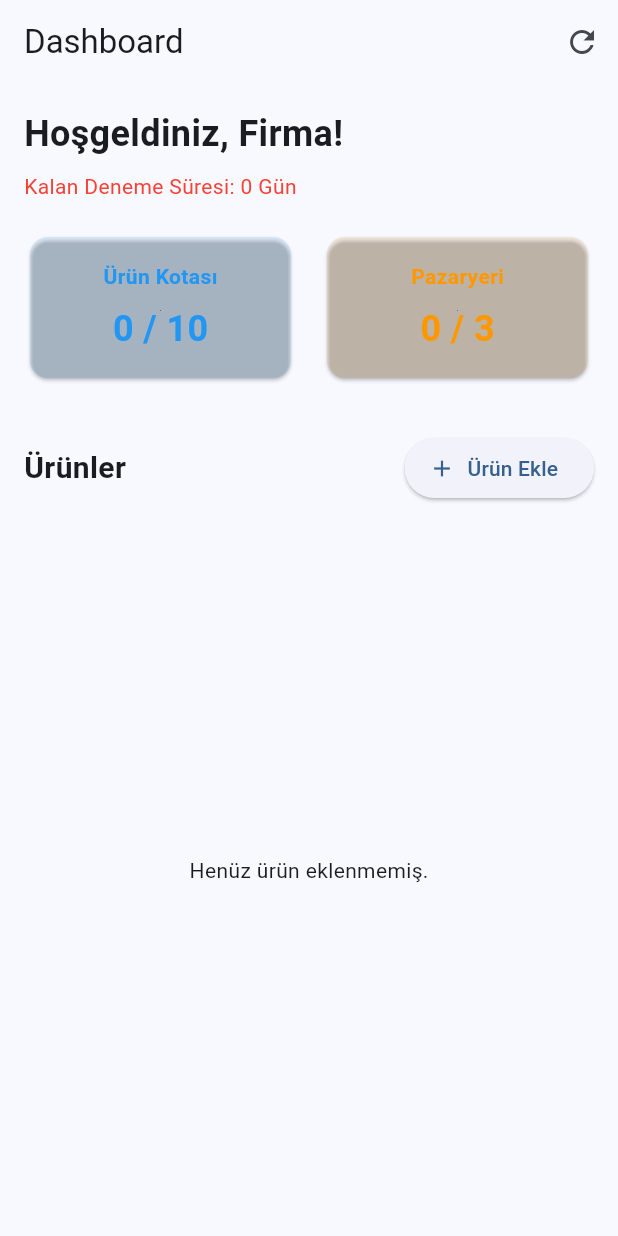
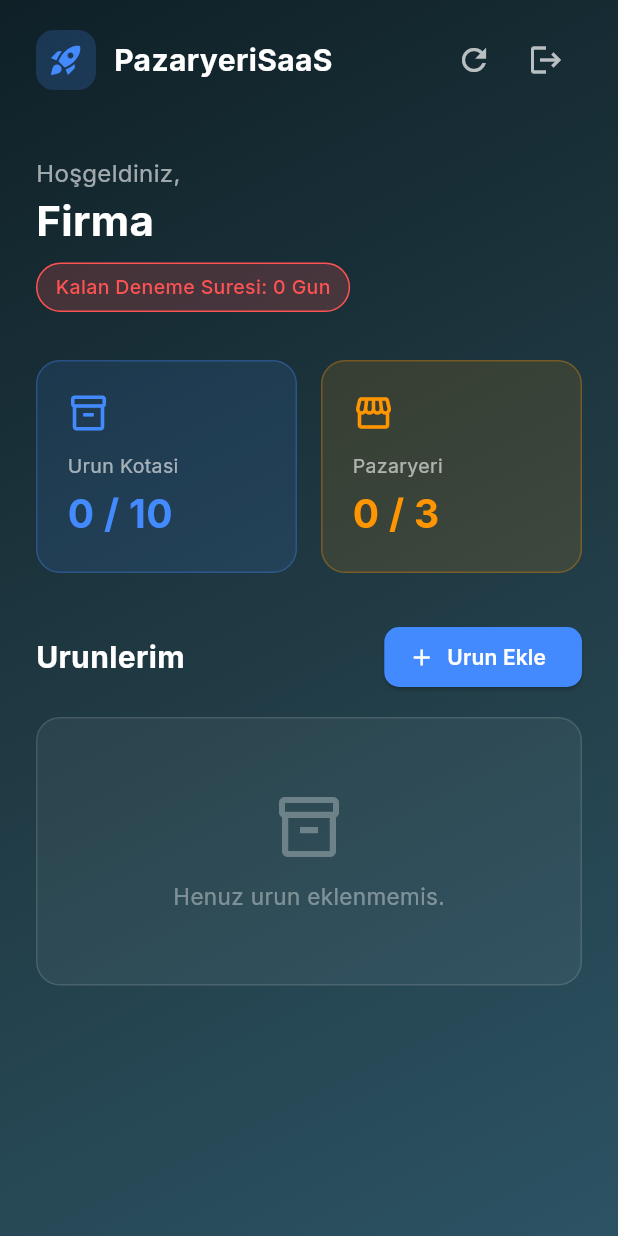
Before and after one commit to osmangdk/PazaryeriSaaS-Web, a Flutter app: the DashboardScreen screen opened by its route, on a phone screen of 412 x 824 dp. Run offline on Flutter 3.47's test engine with Material 3 defaults, Android fonts, the phone set to English and light mode, and no system bars; our stand-ins replace dio, flutter_riverpod, go_router, google_fonts, shared_preferences; accounts and stored records are empty; network calls fail.

Commit message:
UI: Dark gradient theme for dashboard

```diff
--- a/lib/ui/screens/dashboard_screen.dart
+++ b/lib/ui/screens/dashboard_screen.dart
@@ -1,5 +1,8 @@
 import 'package:flutter/material.dart';
 import 'package:frontend/data/api_service.dart';
+import 'package:go_router/go_router.dart';
+import 'package:google_fonts/google_fonts.dart';
+import 'package:shared_preferences/shared_preferences.dart';
 
 class DashboardScreen extends StatefulWidget {
   const DashboardScreen({super.key});
@@ -24,7 +27,6 @@ class _DashboardScreenState extends State<DashboardScreen> {
     setState(() => _isLoading = true);
     final metrics = await _apiService.getDashboardMetrics();
     final products = await _apiService.getProducts();
-
     setState(() {
       _metrics = metrics;
       _products = products;
@@ -32,12 +34,14 @@ class _DashboardScreenState extends State<DashboardScreen> {
     });
   }
 
+  Future<void> _logout() async {
+    final prefs = await SharedPreferences.getInstance();
+    await prefs.remove('jwt_token');
+    if (mounted) context.go('/login');
+  }
+
   @override
   Widget build(BuildContext context) {
-    if (_isLoading) {
-      return const Scaffold(body: Center(child: CircularProgressIndicator()));
-    }
-
     final String companyName = _metrics?['companyName'] ?? 'Firma';
     final int productCount = _metrics?['productCount'] ?? 0;
     final int productLimit = _metrics?['productLimit'] ?? 10;
@@ -46,85 +50,110 @@ class _DashboardScreenState extends State<DashboardScreen> {
     final int daysLeft = _metrics?['daysLeft'] ?? 0;
 
     return Scaffold(
-      appBar: AppBar(
-        title: const Text('Dashboard'),
-        actions: [
-          IconButton(icon: const Icon(Icons.refresh), onPressed: _loadData),
+      body: Container(
+        decoration: const BoxDecoration(
+          gradient: LinearGradient(
+            colors: [Color(0xFF0F2027), Color(0xFF203A43), Color(0xFF2C5364)],
+            begin: Alignment.topLeft,
+            end: Alignment.bottomRight,
+          ),
+        ),
+        child: SafeArea(
+          child: Column(
+            children: [
+              Padding(
+                padding: const EdgeInsets.symmetric(horizontal: 24, vertical: 16),
+                child: Row(
+                  children: [
+                    Container(
+                      padding: const EdgeInsets.all(8),
+                      decoration: BoxDecoration(
+                        color: Colors.blueAccent.withOpacity(0.2),
+                        borderRadius: BorderRadius.circular(12),
+                      ),
+                      child: const Icon(Icons.rocket_launch, color: Colors.blueAccent, size: 24),
+                    ),
+                    const SizedBox(width: 12),
+                    Text('PazaryeriSaaS', style: GoogleFonts.inter(color: Colors.white, fontSize: 20, fontWeight: FontWeight.bold)),
+                    const Spacer(),
+                    IconButton(icon: const Icon(Icons.refresh, color: Colors.white70), onPressed: _loadData),
+                    IconButton(icon: const Icon(Icons.logout, color: Colors.white70), onPressed: _logout),
                   ],
                 ),
-      body: Padding(
-        padding: const EdgeInsets.all(16.0),
+              ),
+              Expanded(
+                child: _isLoading
+                    ? const Center(child: CircularProgressIndicator(color: Colors.blueAccent))
+                    : SingleChildScrollView(
+                        padding: const EdgeInsets.all(24),
                         child: Column(
                           crossAxisAlignment: CrossAxisAlignment.start,
                           children: [
-            Text('Hoşgeldiniz, $companyName!', style: const TextStyle(fontSize: 24, fontWeight: FontWeight.bold)),
+                            Text('Hoşgeldiniz,', style: GoogleFonts.inter(color: Colors.white60, fontSize: 16)),
+                            Text(companyName, style: GoogleFonts.inter(color: Colors.white, fontSize: 28, fontWeight: FontWeight.bold)),
                             const SizedBox(height: 8),
-            Text('Kalan Deneme Süresi: $daysLeft Gün', style: const TextStyle(color: Colors.red)),
-            const SizedBox(height: 20),
+                            Container(
+                              padding: const EdgeInsets.symmetric(horizontal: 12, vertical: 6),
+                              decoration: BoxDecoration(
+                                color: daysLeft <= 7 ? Colors.redAccent.withOpacity(0.2) : Colors.greenAccent.withOpacity(0.15),
+                                borderRadius: BorderRadius.circular(20),
+                                border: Border.all(color: daysLeft <= 7 ? Colors.redAccent : Colors.greenAccent, width: 1),
+                              ),
+                              child: Text(
+                                'Kalan Deneme Suresi: $daysLeft Gun',
+                                style: GoogleFonts.inter(color: daysLeft <= 7 ? Colors.redAccent : Colors.greenAccent, fontSize: 13, fontWeight: FontWeight.w500),
+                              ),
+                            ),
+                            const SizedBox(height: 32),
                             Row(
                               children: [
-                _buildStatCard('Ürün Kotası', '$productCount / $productLimit', Colors.blue),
+                                Expanded(child: _buildStatCard(icon: Icons.inventory_2_outlined, title: 'Urun Kotasi', value: '$productCount / $productLimit', color: Colors.blueAccent)),
                                 const SizedBox(width: 16),
-                _buildStatCard('Pazaryeri', '$connCount / $connLimit', Colors.orange),
+                                Expanded(child: _buildStatCard(icon: Icons.storefront_outlined, title: 'Pazaryeri', value: '$connCount / $connLimit', color: const Color(0xFFFF9500))),
                               ],
                             ),
                             const SizedBox(height: 32),
                             Row(
                               mainAxisAlignment: MainAxisAlignment.spaceBetween,
                               children: [
-                const Text('Ürünler', style: TextStyle(fontSize: 20, fontWeight: FontWeight.bold)),
+                                Text('Urunlerim', style: GoogleFonts.inter(color: Colors.white, fontSize: 20, fontWeight: FontWeight.bold)),
                                 ElevatedButton.icon(
-                  onPressed: () {
-                    // TODO: Yeni Ürün Ekle Modal
-                  },
-                  icon: const Icon(Icons.add),
-                  label: const Text('Ürün Ekle'),
-                )
+                                  onPressed: () {},
+                                  style: ElevatedButton.styleFrom(backgroundColor: Colors.blueAccent, foregroundColor: Colors.white, shape: RoundedRectangleBorder(borderRadius: BorderRadius.circular(10))),
+                                  icon: const Icon(Icons.add, size: 18),
+                                  label: Text('Urun Ekle', style: GoogleFonts.inter(fontWeight: FontWeight.w600)),
+                                ),
                               ],
                             ),
                             const SizedBox(height: 16),
-            Expanded(
-              child: _products == null || _products!.isEmpty
-                  ? const Center(child: Text('Henüz ürün eklenmemiş.'))
-                  : ListView.builder(
-                      itemCount: _products!.length,
-                      itemBuilder: (context, index) {
-                        final p = _products![index];
-                        return Card(
-                          child: ListTile(
-                            title: Text(p['title'] ?? ''),
-                            subtitle: Text('SKU: ${p['sku']} | Stok: ${p['stockQuantity']} | Fiyat: ${p['price']}'),
-                            trailing: Row(
-                              mainAxisSize: MainAxisSize.min,
+                            _products == null || _products!.isEmpty
+                                ? Container(
+                                    width: double.infinity,
+                                    padding: const EdgeInsets.symmetric(vertical: 48),
+                                    decoration: BoxDecoration(
+                                      color: Colors.white.withOpacity(0.05),
+                                      borderRadius: BorderRadius.circular(16),
+                                      border: Border.all(color: Colors.white12),
+                                    ),
+                                    child: Column(
                                       children: [
-                                _buildStatusDot(Colors.grey, 'Durum Bilinmiyor'),
+                                        const Icon(Icons.inventory_2_outlined, color: Colors.white30, size: 48),
+                                        const SizedBox(height: 12),
+                                        Text('Henuz urun eklenmemis.', style: GoogleFonts.inter(color: Colors.white38, fontSize: 15)),
                                       ],
                                     ),
-                            onTap: () {
-                              // Ürün detayı ve sync işlemi
-                            },
-                          ),
-                        );
-                      },
-                    ),
+                                  )
+                                : ListView.separated(
+                                    shrinkWrap: true,
+                                    physics: const NeverScrollableScrollPhysics(),
+                                    itemCount: _products!.length,
+                                    separatorBuilder: (_, __) => const SizedBox(height: 8),
+                                    itemBuilder: (context, index) => _buildProductCard(_products![index]),
                                   ),
                           ],
                         ),
                       ),
-    );
-  }
-
-  Widget _buildStatCard(String title, String value, Color color) {
-    return Expanded(
-      child: Card(
-        color: color.withOpacity(0.1),
-        child: Padding(
-          padding: const EdgeInsets.all(16.0),
-          child: Column(
-            children: [
-              Text(title, style: TextStyle(color: color, fontWeight: FontWeight.bold)),
-              const SizedBox(height: 8),
-              Text(value, style: TextStyle(fontSize: 24, color: color, fontWeight: FontWeight.bold)),
+              ),
             ],
           ),
         ),
@@ -132,16 +161,55 @@ class _DashboardScreenState extends State<DashboardScreen> {
     );
   }
 
-  Widget _buildStatusDot(Color color, String tooltip) {
-    return Tooltip(
-      message: tooltip,
-      child: Container(
-        width: 12,
-        height: 12,
+  Widget _buildStatCard({required IconData icon, required String title, required String value, required Color color}) {
+    return Container(
+      padding: const EdgeInsets.all(20),
       decoration: BoxDecoration(
-          color: color,
-          shape: BoxShape.circle,
+        color: color.withOpacity(0.12),
+        borderRadius: BorderRadius.circular(16),
+        border: Border.all(color: color.withOpacity(0.3), width: 1),
       ),
+      child: Column(
+        crossAxisAlignment: CrossAxisAlignment.start,
+        children: [
+          Icon(icon, color: color, size: 28),
+          const SizedBox(height: 12),
+          Text(title, style: GoogleFonts.inter(color: Colors.white60, fontSize: 13)),
+          const SizedBox(height: 4),
+          Text(value, style: GoogleFonts.inter(color: color, fontSize: 26, fontWeight: FontWeight.bold)),
+        ],
+      ),
+    );
+  }
+
+  Widget _buildProductCard(dynamic p) {
+    return Container(
+      padding: const EdgeInsets.all(16),
+      decoration: BoxDecoration(
+        color: Colors.white.withOpacity(0.07),
+        borderRadius: BorderRadius.circular(14),
+        border: Border.all(color: Colors.white12),
+      ),
+      child: Row(
+        children: [
+          Container(
+            padding: const EdgeInsets.all(10),
+            decoration: BoxDecoration(color: Colors.blueAccent.withOpacity(0.15), borderRadius: BorderRadius.circular(10)),
+            child: const Icon(Icons.inventory_2, color: Colors.blueAccent, size: 22),
+          ),
+          const SizedBox(width: 12),
+          Expanded(
+            child: Column(
+              crossAxisAlignment: CrossAxisAlignment.start,
+              children: [
+                Text(p['title'] ?? 'Urun', style: GoogleFonts.inter(color: Colors.white, fontWeight: FontWeight.w600, fontSize: 15)),
+                const SizedBox(height: 4),
+                Text('SKU: ${p['sku'] ?? '-'}  |  Stok: ${p['stockQuantity'] ?? 0}  |  ${p['price'] ?? 0} TL', style: GoogleFonts.inter(color: Colors.white54, fontSize: 12)),
+              ],
+            ),
+          ),
+          const Icon(Icons.chevron_right, color: Colors.white30),
+        ],
       ),
     );
   }
```
Also changed, not shown: public/assets/fonts/MaterialIcons-Regular.otf, 2 other files. Lines whose indentation alone changed are shown as unchanged.
